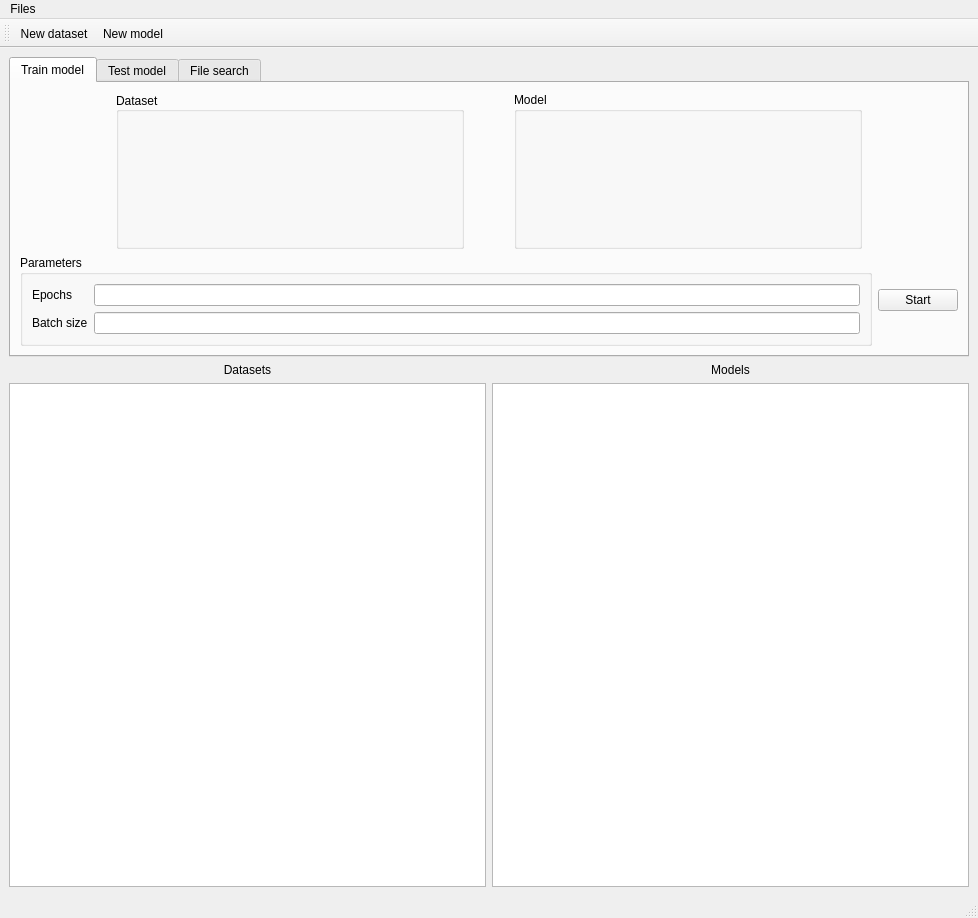
Before: the Qt Designer form gui/designer/semhash_main.ui in rafalpiwnik/SemanticHashing, drawn with Qt 5.
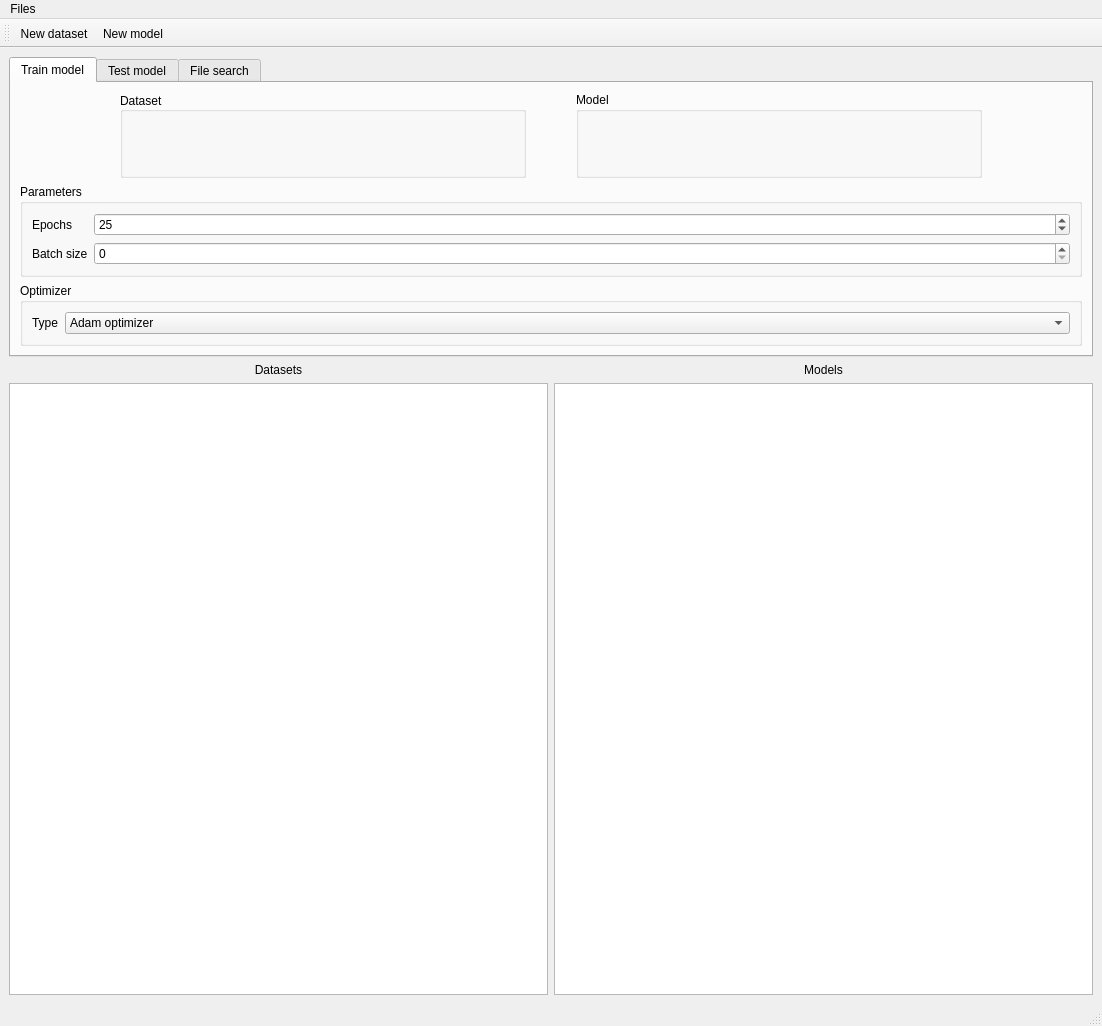
After: the same form once the commit is applied.

Commit message: updates to main window

```diff
--- a/gui/designer/semhash_main.ui
+++ b/gui/designer/semhash_main.ui
@@ -6,8 +6,8 @@
    <rect>
     <x>0</x>
     <y>0</y>
-    <width>978</width>
-    <height>918</height>
+    <width>1102</width>
+    <height>1026</height>
    </rect>
   </property>
   <property name="sizePolicy">
@@ -49,31 +49,92 @@
         <string>Train model</string>
        </attribute>
        <layout class="QGridLayout" name="gridLayout_3">
-        <item row="1" column="0">
-         <spacer name="horizontalSpacer">
-          <property name="orientation">
-           <enum>Qt::Horizontal</enum>
-          </property>
-          <property name="sizeType">
-           <enum>QSizePolicy::Fixed</enum>
-          </property>
-          <property name="sizeHint" stdset="0">
-           <size>
-            <width>90</width>
-            <height>0</height>
-           </size>
-          </property>
-         </spacer>
+        <item row="2" column="0" colspan="4">
+         <layout class="QGridLayout" name="trainOptionsGridLayout">
+          <item row="1" column="0">
+           <widget class="QGroupBox" name="groupBoxTrainParams">
+            <property name="title">
+             <string>Parameters</string>
+            </property>
+            <layout class="QFormLayout" name="formLayout">
+             <item row="0" column="0">
+              <widget class="QLabel" name="trainEpochsLabel">
+               <property name="text">
+                <string>Epochs</string>
+               </property>
+              </widget>
+             </item>
+             <item row="0" column="1">
+              <widget class="QSpinBox" name="trainEpochs">
+               <property name="buttonSymbols">
+                <enum>QAbstractSpinBox::UpDownArrows</enum>
+               </property>
+               <property name="showGroupSeparator" stdset="0">
+                <bool>false</bool>
+               </property>
+               <property name="minimum">
+                <number>1</number>
+               </property>
+               <property name="maximum">
+                <number>99</number>
+               </property>
+               <property name="value">
+                <number>25</number>
+               </property>
+               <property name="displayIntegerBase">
+                <number>10</number>
+               </property>
+              </widget>
+             </item>
+             <item row="2" column="0">
+              <widget class="QLabel" name="trainBatchLabel">
+               <property name="text">
+                <string>Batch size</string>
+               </property>
+              </widget>
+             </item>
+             <item row="2" column="1">
+              <widget class="QSpinBox" name="trainBatch"/>
+             </item>
+            </layout>
+           </widget>
+          </item>
+          <item row="2" column="0">
+           <widget class="QGroupBox" name="groupBoxTrainOptimizer">
+            <property name="title">
+             <string>Optimizer</string>
+            </property>
+            <layout class="QFormLayout" name="formLayout_2">
+             <item row="0" column="0">
+              <widget class="QLabel" name="label">
+               <property name="text">
+                <string>Type</string>
+               </property>
+              </widget>
+             </item>
+             <item row="0" column="1">
+              <widget class="QComboBox" name="comboBox">
+               <item>
+                <property name="text">
+                 <string>Adam optimizer</string>
+                </property>
+               </item>
+              </widget>
+             </item>
+            </layout>
+           </widget>
+          </item>
+         </layout>
         </item>
-        <item row="1" column="1" colspan="2">
+        <item row="1" column="0" colspan="4">
          <layout class="QGridLayout" name="trainMixingGridLayout">
           <property name="horizontalSpacing">
            <number>50</number>
           </property>
-          <item row="0" column="1">
+          <item row="0" column="2">
            <widget class="QGroupBox" name="trainModelGroupbox">
             <property name="sizePolicy">
-             <sizepolicy hsizetype="Minimum" vsizetype="Minimum">
+             <sizepolicy hsizetype="Minimum" vsizetype="MinimumExpanding">
               <horstretch>0</horstretch>
               <verstretch>0</verstretch>
              </sizepolicy>
@@ -88,10 +149,10 @@
             </layout>
            </widget>
           </item>
-          <item row="0" column="0">
+          <item row="0" column="1">
            <widget class="QGroupBox" name="trainDatasetGroupbox">
             <property name="sizePolicy">
-             <sizepolicy hsizetype="Minimum" vsizetype="Minimum">
+             <sizepolicy hsizetype="Minimum" vsizetype="MinimumExpanding">
               <horstretch>0</horstretch>
               <verstretch>0</verstretch>
              </sizepolicy>
@@ -118,61 +179,37 @@
             </layout>
            </widget>
           </item>
-         </layout>
-        </item>
-        <item row="1" column="3">
-         <spacer name="horizontalSpacer_2">
-          <property name="orientation">
-           <enum>Qt::Horizontal</enum>
-          </property>
-          <property name="sizeType">
-           <enum>QSizePolicy::Fixed</enum>
-          </property>
-          <property name="sizeHint" stdset="0">
-           <size>
-            <width>90</width>
-            <height>0</height>
-           </size>
-          </property>
-         </spacer>
-        </item>
-        <item row="2" column="0" colspan="4">
-         <layout class="QGridLayout" name="gridLayout_6">
-          <item row="0" column="1">
-           <widget class="QPushButton" name="pushButton">
-            <property name="text">
-             <string>Start</string>
-            </property>
-           </widget>
-          </item>
           <item row="0" column="0">
-           <widget class="QGroupBox" name="groupBox">
-            <property name="title">
-             <string>Parameters</string>
+           <spacer name="horizontalSpacer">
+            <property name="orientation">
+             <enum>Qt::Horizontal</enum>
             </property>
-            <layout class="QFormLayout" name="formLayout">
-             <item row="1" column="0">
-              <widget class="QLabel" name="label">
-               <property name="text">
-                <string>Epochs</string>
-               </property>
-              </widget>
-             </item>
-             <item row="1" column="1">
-              <widget class="QLineEdit" name="lineEdit"/>
-             </item>
-             <item row="2" column="0">
-              <widget class="QLabel" name="label_2">
-               <property name="text">
-                <string>Batch size</string>
-               </property>
-              </widget>
-             </item>
-             <item row="2" column="1">
-              <widget class="QLineEdit" name="lineEdit_2"/>
-             </item>
-            </layout>
-           </widget>
+            <property name="sizeType">
+             <enum>QSizePolicy::Fixed</enum>
+            </property>
+            <property name="sizeHint" stdset="0">
+             <size>
+              <width>100</width>
+              <height>0</height>
+             </size>
+            </property>
+           </spacer>
+          </item>
+          <item row="0" column="3">
+           <spacer name="horizontalSpacer_2">
+            <property name="orientation">
+             <enum>Qt::Horizontal</enum>
+            </property>
+            <property name="sizeType">
+             <enum>QSizePolicy::Fixed</enum>
+            </property>
+            <property name="sizeHint" stdset="0">
+             <size>
+              <width>100</width>
+              <height>0</height>
+             </size>
+            </property>
+           </spacer>
           </item>
          </layout>
         </item>
@@ -271,7 +308,7 @@
     <rect>
      <x>0</x>
      <y>0</y>
-     <width>978</width>
+     <width>1102</width>
      <height>26</height>
     </rect>
    </property>
```
The commit also changes 4 other files.
